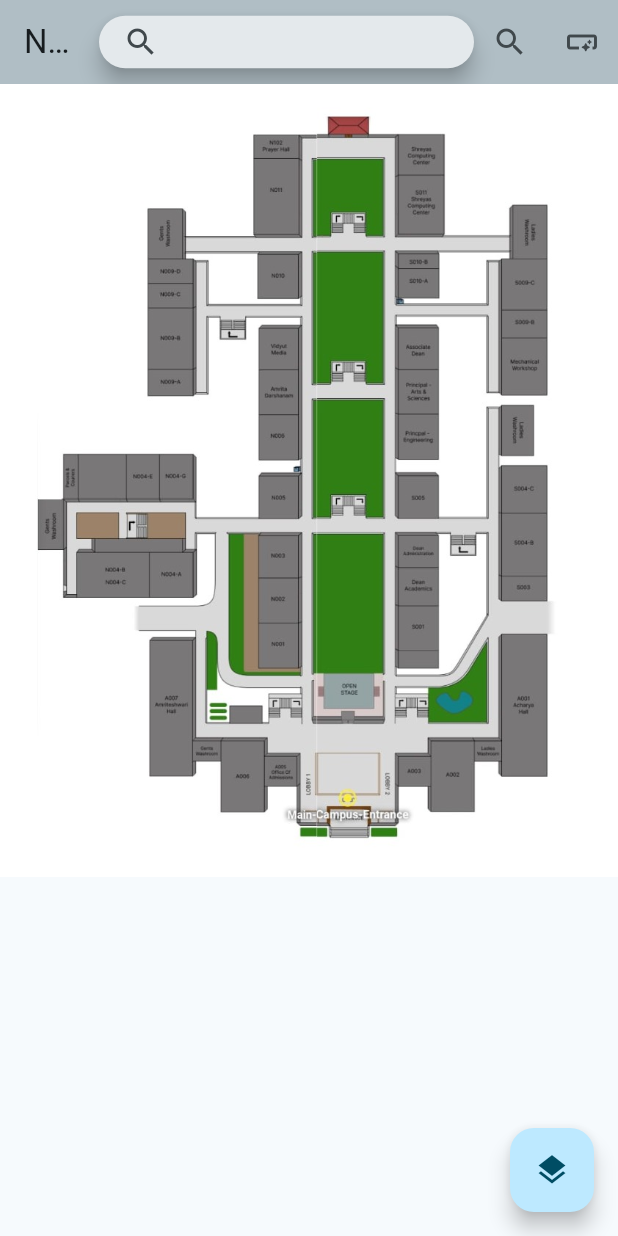
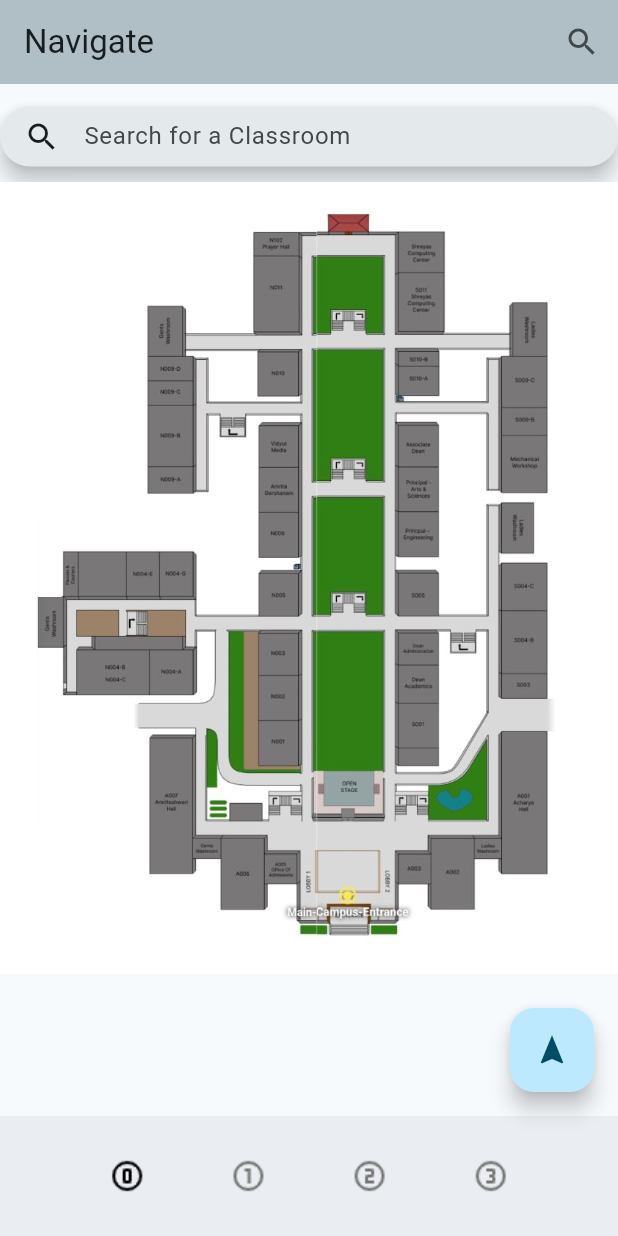
Before and after one commit to adv-p-n/navigate_app_main, a Flutter app: the screen it shows after launch, on a phone screen of 412 x 824 dp. Run offline on Flutter 3.47's test engine with Material 3 defaults, Android fonts, the light colour scheme and no system bars; missing offline and left inert: directed_graph, wifi_scan.

Commit message:
Search bar in body and Locate floating button added to UI with a bottom bar for floors

```diff
--- /dev/null
+++ b/lib/Utils/icon_list_for_bottombar.dart
@@ -0,0 +1,6 @@
+List<String> floorImagePaths = [
+  "assets/Icons/counter_0_FILL0_wght400_GRAD0_opsz24.png", // Icon for floor 0
+  "assets/Icons/counter_1_FILL0_wght400_GRAD0_opsz24.png", // Icon for floor 1
+  "assets/Icons/counter_2_FILL0_wght400_GRAD0_opsz24.png", // Icon for floor 2
+  "assets/Icons/counter_3_FILL0_wght400_GRAD0_opsz24.png", // Icon for floor 3
+];
--- a/lib/main.dart
+++ b/lib/main.dart
@@ -1,6 +1,8 @@
 import 'package:flutter/material.dart';
+import 'package:flutter/widgets.dart';
 import 'package:navigate_app_main/Graph/f2_graph.dart';
 import 'package:navigate_app_main/Utils/build_Dotted_Path.dart';
+import 'package:navigate_app_main/Utils/icon_list_for_bottombar.dart';
 import 'package:navigate_app_main/views/search_view.dart';
 import 'package:navigate_app_main/waypoints/wayponts.dart';
 // import 'package:navigate_app_main/Utils/error_dialog_builder.dart';
@@ -23,7 +25,7 @@ class MyApp extends StatelessWidget {
   @override
   Widget build(BuildContext context) {
     return MaterialApp(
-      title: 'Flutter Demo',
+      title: 'Navigate',
       theme: ThemeData(
         colorScheme: ColorScheme.fromSeed(seedColor: Colors.blueGrey),
         useMaterial3: true,
@@ -75,17 +77,51 @@ class _MyHomePageState extends State<MyHomePage> {
   Widget build(BuildContext context) {
     String selectedFloorImage = floorImages[selectedFloorIndex];
     return Scaffold(
+      resizeToAvoidBottomInset: false,
       appBar: AppBar(
         title: const Text("Navigate"),
         backgroundColor: Colors.blueGrey[200],
         actions: [
-          SearchAnchor(
+          IconButton(
+            onPressed: () async {
+              final result = await Navigator.push(
+                  context,
+                  MaterialPageRoute(
+                      builder: (context) => SearchPage(
+                            endWaypoint: endWaypoint,
+                          )));
+              if (result != null) {
+                setState(() {
+                  startWaypoint = result['start'];
+                  //endWaypoint = result['end'];
+                });
+                findShortestPath();
+                // if (path.isEmpty) dev.log("empty");
+                // if (path.isNotEmpty) dev.log("NOT empty");
+                // dev.log(startWaypoint?.name ?? "empty");
+                // dev.log(endWaypoint?.name ?? "empty");
+              }
+            },
+            icon: const Icon(Icons.search),
+          ),
+        ],
+      ),
+      body: Padding(
+        padding: const EdgeInsets.only(top: 15),
+        child: Column(
+          crossAxisAlignment: CrossAxisAlignment.stretch,
+          children: [
+            Container(
+              width: 50, // Set the desired width here
+              child: SearchAnchor(
                 builder: (BuildContext context, SearchController controller) {
                   return SearchBar(
                     controller: controller,
                     padding: const MaterialStatePropertyAll<EdgeInsets>(
                         EdgeInsets.symmetric(horizontal: 16.0)),
-                constraints: const BoxConstraints(maxWidth: 250, minHeight: 35),
+                    constraints:
+                        const BoxConstraints(maxWidth: 100, minHeight: 40),
+                    hintText: "Search for a Classroom",
                     onTap: () {
                       controller.openView();
                     },
@@ -95,6 +131,7 @@ class _MyHomePageState extends State<MyHomePage> {
                     leading: const Icon(Icons.search),
                   );
                 },
+                viewHintText: "Search for a Classroom",
                 suggestionsBuilder:
                     (BuildContext context, SearchController controller) {
                   // Filtered list of waypoints based on user input
@@ -125,44 +162,10 @@ class _MyHomePageState extends State<MyHomePage> {
                   });
                 },
               ),
-          IconButton(
-            onPressed: () async {
-              final result = await Navigator.push(
-                  context,
-                  MaterialPageRoute(
-                      builder: (context) => SearchPage(
-                            endWaypoint: endWaypoint,
-                          )));
-              if (result != null) {
-                setState(() {
-                  startWaypoint = result['start'];
-                  //endWaypoint = result['end'];
-                });
-                findShortestPath();
-                // if (path.isEmpty) dev.log("empty");
-                // if (path.isNotEmpty) dev.log("NOT empty");
-                // dev.log(startWaypoint?.name ?? "empty");
-                // dev.log(endWaypoint?.name ?? "empty");
-              }
-            },
-            icon: const Icon(Icons.search),
             ),
-          IconButton(
-              onPressed: () async {
-                //await _addSelectedWifiToTable();
-                try {
-                  String prediction = await getRoom(context);
-                  dev.log(prediction);
-                  // Do something with the prediction
-                } catch (e) {
-                  dev.log('Error: $e');
-                  // Handle the error gracefully
-                }
-              },
-              icon: const Icon(Icons.smart_button_rounded))
-        ],
-      ),
-      body: Center(
+            const SizedBox(height: 10),
+            Expanded(
+              child: Center(
                 child: InteractiveViewer(
                   boundaryMargin: const EdgeInsets.all(20),
                   minScale: 1.0,
@@ -177,8 +180,28 @@ class _MyHomePageState extends State<MyHomePage> {
 
                       buildDottedPath(path, selectedFloorIndex),
 
-              //TO DISPALY ALL WAYPOINTS
-              if (endWaypoint != null || endWaypoint == waypointNotFound)
+                      // //TO DISPALY ALL WAYPOINTS
+                      // for (var waypoint in waypoints)
+                      //   if (waypoint.floor == selectedFloorIndex)
+                      //     Positioned(
+                      //       left: waypoint.posX,
+                      //       top: waypoint.posY,
+                      //       child: GestureDetector(
+                      //         onTap: () {
+                      //           // Handle waypoint tap
+                      //           dev.log('Waypoint ${waypoint.name} tapped');
+                      //         },
+                      //         child: const Icon(
+                      //           Icons.location_on,
+                      //           color: Colors.red,
+                      //           size: 15,
+                      //         ),
+                      //       ),
+                      //     ),
+
+                      //TO DISPALY Selected(endWaypoint) WAYPOINTS
+                      if (endWaypoint != null ||
+                          endWaypoint == waypointNotFound)
                         if (endWaypoint?.floor == selectedFloorIndex)
                           Positioned(
                             left: endWaypoint!.posX + 5,
@@ -199,45 +222,48 @@ class _MyHomePageState extends State<MyHomePage> {
                   ),
                 ),
               ),
+            ),
+          ],
+        ),
+      ),
       floatingActionButton: FloatingActionButton(
-        onPressed: () {
-          // Show a dialog to select the floor
-          showDialog(
-            context: context,
-            builder: (BuildContext context) {
-              return AlertDialog(
-                title: const Text('Select Floor',
-                    style: TextStyle(fontWeight: FontWeight.bold)),
-                content: SizedBox(
-                  height: MediaQuery.of(context).size.height *
-                      0.25, // Adjust height as needed
-                  child: Column(
+        onPressed: () async {
+          //await _addSelectedWifiToTable();
+          try {
+            String prediction = await getRoom(context);
+            dev.log(prediction);
+            // Do something with the prediction
+          } catch (e) {
+            dev.log('Error: $e');
+            // Handle the error gracefully
+          }
+        },
+        child: const Icon(Icons.navigation),
+      ),
+      bottomNavigationBar: BottomAppBar(
+        color: Colors.blueGrey[75],
+        child: Row(
           mainAxisAlignment: MainAxisAlignment.spaceEvenly,
-                    children: List.generate(
-                      floorImages.length,
-                      (index) => GestureDetector(
+          children: [
+            for (int i = 0; i < floorImagePaths.length; i++)
+              GestureDetector(
                 onTap: () {
                   setState(() {
-                            selectedFloorIndex = index;
+                    selectedFloorIndex = i;
                   });
-                          Navigator.of(context).pop(); // Close the AlertDialog
                 },
-                        child: Padding(
-                          padding: const EdgeInsets.all(8.0),
-                          child: Text(
-                            'Floor $index',
-                            style: const TextStyle(fontSize: 16),
+                child: Image.asset(
+                  floorImagePaths[i],
+                  width: 24, // Adjust the width as needed
+                  height: 24, // Adjust the height as needed
+                  color: selectedFloorIndex == i
+                      ? Colors.black
+                      : Colors
+                          .grey[600], // Change color based on selected floor
                 ),
               ),
+          ],
         ),
-                    ),
-                  ),
-                ),
-              );
-            },
-          );
-        },
-        child: const Icon(Icons.layers),
       ),
     );
   }
--- a/pubspec.yaml
+++ b/pubspec.yaml
@@ -64,6 +64,7 @@ flutter:
   # To add assets to your application, add an assets section, like this:
   assets:
     - assets/Images/
+    - assets/Icons/
   #   - images/a_dot_ham.jpeg
 
   # An image asset can refer to one or more resolution-specific "variants", see
```
Also changed, not shown: lib/views/search_view.dart (+0 -29 lines), assets/Icons/counter_0_FILL0_wght400_GRAD0_opsz24.png (added), assets/Icons/counter_1_FILL0_wght400_GRAD0_opsz24.png (added), assets/Icons/counter_2_FILL0_wght400_GRAD0_opsz24.png (added), assets/Icons/counter_3_FILL0_wght400_GRAD0_opsz24.png (added). Lines whose indentation alone changed are shown as unchanged.
